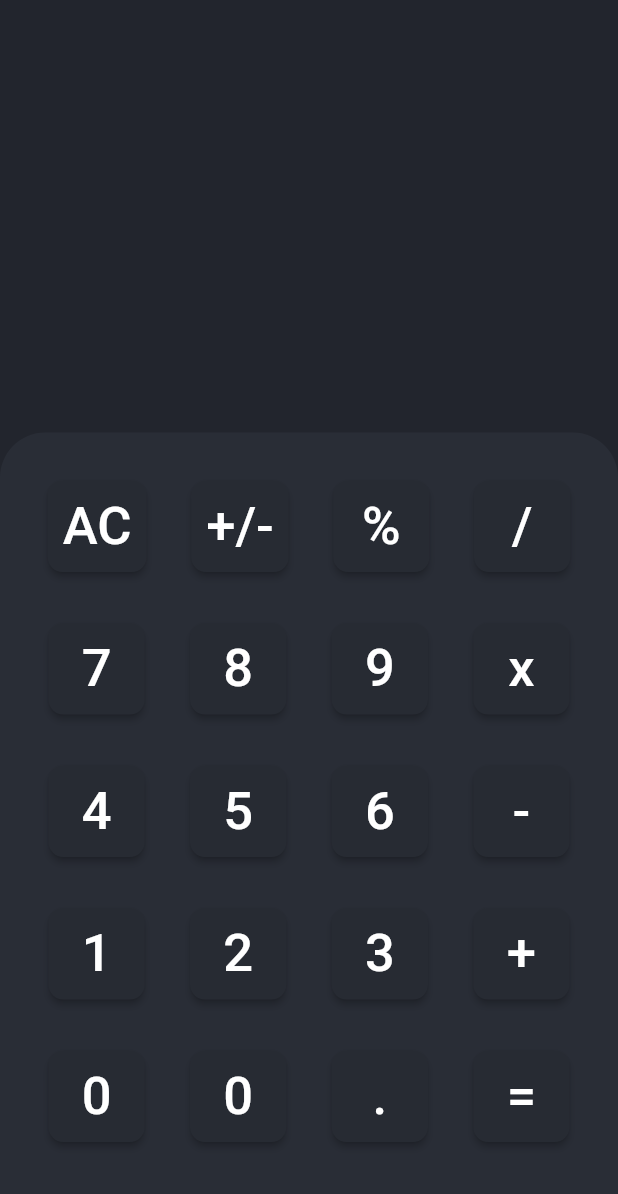
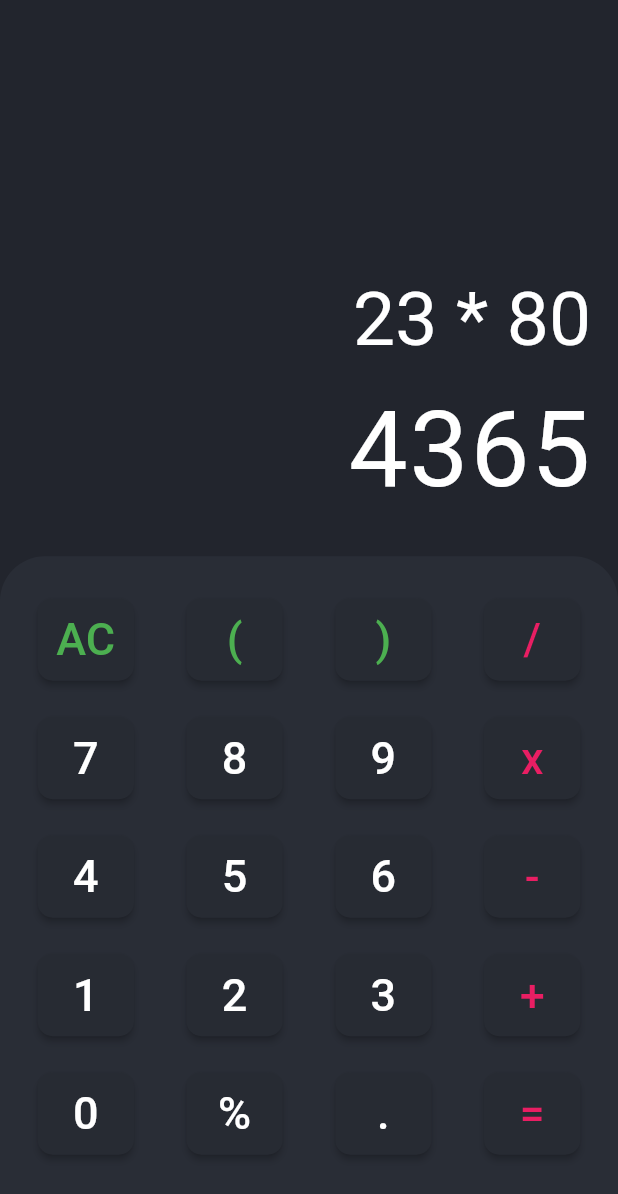
Before and after one commit to hmoeedirfan/100DaysOfFlutter, a Flutter app: the screen it shows after launch, on a phone screen of 412 x 824 dp. Shown: the top 1194 px of the screen. Run offline on Flutter 3.47's test engine with Material 2 defaults, Android fonts, the phone set to English and light mode, and no system bars; our stand-ins replace carousel_slider.

Commit message:
build calcultor app UI

```diff
--- a/Week1_UIClones/calculator_app_UI/lib/homepage.dart
+++ b/Week1_UIClones/calculator_app_UI/lib/homepage.dart
@@ -11,17 +11,16 @@ class HomePage extends StatefulWidget {
 
 class _HomePageState extends State<HomePage> {
   // Function of creating buttons of calculator
-  Widget CalcButton(String btntxt) {
+  Widget CalcButton(String btntxt, Color color) {
     return Container(
-      child: Padding(
-        padding: const EdgeInsets.fromLTRB(10, 20, 10, 14),
+      margin: const EdgeInsets.fromLTRB(10, 14, 10, 10),
       child: ElevatedButton(
         onPressed: () {},
         child: Text(
           btntxt,
-            style: const TextStyle(
-              color: Colors.white,
-              fontSize: 35,
+          style: TextStyle(
+            color: color,
+            fontSize: 30,
           ),
         ),
         style: ElevatedButton.styleFrom(
@@ -29,7 +28,6 @@ class _HomePageState extends State<HomePage> {
           padding: const EdgeInsets.all(10),
           shape: RoundedRectangleBorder(
             borderRadius: BorderRadius.circular(10),
-            ),
           ),
         ),
       ),
@@ -45,28 +43,46 @@ class _HomePageState extends State<HomePage> {
           children: [
             Container(
               color: const Color(0xff22252D),
-              height: MediaQuery.of(context).size.height * 0.35,
-              // TODO
-              // Work on creating upperpart od container
-              // child: Row(
-              //   mainAxisAlignment: MainAxisAlignment.end,
-              //   children: const <Widget>[
-              //     Padding(
-              //       padding: EdgeInsets.all(10.0),
-              //       child: Text(
-              //         '0',
-              //         textAlign: TextAlign.left,
-              //         style: TextStyle(
-              //           fontSize: 50,
-              //           color: Colors.white,
-              //         ),
-              //       ),
-              //     ),
-              //   ],
-              // ),
+              height: MediaQuery.of(context).size.height * 0.45,
+              child: Column(
+                mainAxisAlignment: MainAxisAlignment.end,
+                children: [
+                  Row(
+                    mainAxisAlignment: MainAxisAlignment.end,
+                    children: const <Widget>[
+                      Padding(
+                        padding: EdgeInsets.fromLTRB(8, 8, 18, 8),
+                        child: Text(
+                          '23 * 80',
+                          style: TextStyle(
+                            fontSize: 50,
+                            color: Colors.white,
+                          ),
+                        ),
+                      ),
+                    ],
+                  ),
+                  Row(
+                    mainAxisAlignment: MainAxisAlignment.end,
+                    children: const <Widget>[
+                      Padding(
+                        padding: EdgeInsets.fromLTRB(8, 8, 18, 30),
+                        child: Text(
+                          '4365',
+                          style: TextStyle(
+                            letterSpacing: 1.2,
+                            fontSize: 70,
+                            color: Colors.white,
+                          ),
+                        ),
+                      ),
+                    ],
+                  ),
+                ],
+              ),
             ),
             Container(
-              height: MediaQuery.of(context).size.height * 0.65,
+              height: MediaQuery.of(context).size.height * 0.55,
               decoration: const BoxDecoration(
                 color: Color(0xff292D36),
                 borderRadius: BorderRadius.only(
@@ -75,53 +91,53 @@ class _HomePageState extends State<HomePage> {
                 ),
               ),
               child: Padding(
-                padding: const EdgeInsets.all(12),
+                padding: const EdgeInsets.fromLTRB(0, 14, 0, 20),
                 child: Column(
                   mainAxisAlignment: MainAxisAlignment.start,
                   children: [
                     Row(
                       mainAxisAlignment: MainAxisAlignment.spaceEvenly,
                       children: [
-                        CalcButton('AC'),
-                        CalcButton('+/-'),
-                        CalcButton('%'),
-                        CalcButton('/'),
+                        CalcButton('AC', Colors.green),
+                        CalcButton('(', Colors.green),
+                        CalcButton(')', Colors.green),
+                        CalcButton('/', Colors.pink),
                       ],
                     ),
                     Row(
                       mainAxisAlignment: MainAxisAlignment.spaceEvenly,
                       children: [
-                        CalcButton('7'),
-                        CalcButton('8'),
-                        CalcButton('9'),
-                        CalcButton('x'),
+                        CalcButton('7', Colors.white),
+                        CalcButton('8', Colors.white),
+                        CalcButton('9', Colors.white),
+                        CalcButton('x', Colors.pink),
                       ],
                     ),
                     Row(
                       mainAxisAlignment: MainAxisAlignment.spaceEvenly,
                       children: [
-                        CalcButton('4'),
-                        CalcButton('5'),
-                        CalcButton('6'),
-                        CalcButton('-'),
+                        CalcButton('4', Colors.white),
+                        CalcButton('5', Colors.white),
+                        CalcButton('6', Colors.white),
+                        CalcButton('-', Colors.pink),
                       ],
                     ),
                     Row(
                       mainAxisAlignment: MainAxisAlignment.spaceEvenly,
                       children: [
-                        CalcButton('1'),
-                        CalcButton('2'),
-                        CalcButton('3'),
-                        CalcButton('+'),
+                        CalcButton('1', Colors.white),
+                        CalcButton('2', Colors.white),
+                        CalcButton('3', Colors.white),
+                        CalcButton('+', Colors.pink),
                       ],
                     ),
                     Row(
                       mainAxisAlignment: MainAxisAlignment.spaceEvenly,
                       children: [
-                        CalcButton('0'),
-                        CalcButton('0'),
-                        CalcButton('.'),
-                        CalcButton('='),
+                        CalcButton('0', Colors.white),
+                        CalcButton('%', Colors.white),
+                        CalcButton('.', Colors.white),
+                        CalcButton('=', Colors.pink),
                       ],
                     ),
                   ],
--- a/Week1_UIClones/calculator_app_UI/pubspec.yaml
+++ b/Week1_UIClones/calculator_app_UI/pubspec.yaml
@@ -36,6 +36,7 @@ dependencies:
   # The following adds the Cupertino Icons font to your application.
   # Use with the CupertinoIcons class for iOS style icons.
   cupertino_icons: ^1.0.2
+  provider: ^6.0.4
 
 dev_dependencies:
   flutter_test:
```
Also changed, not shown: Week1_UIClones/calculator_app_UI/pubspec.lock. Lines whose indentation alone changed are shown as unchanged.
